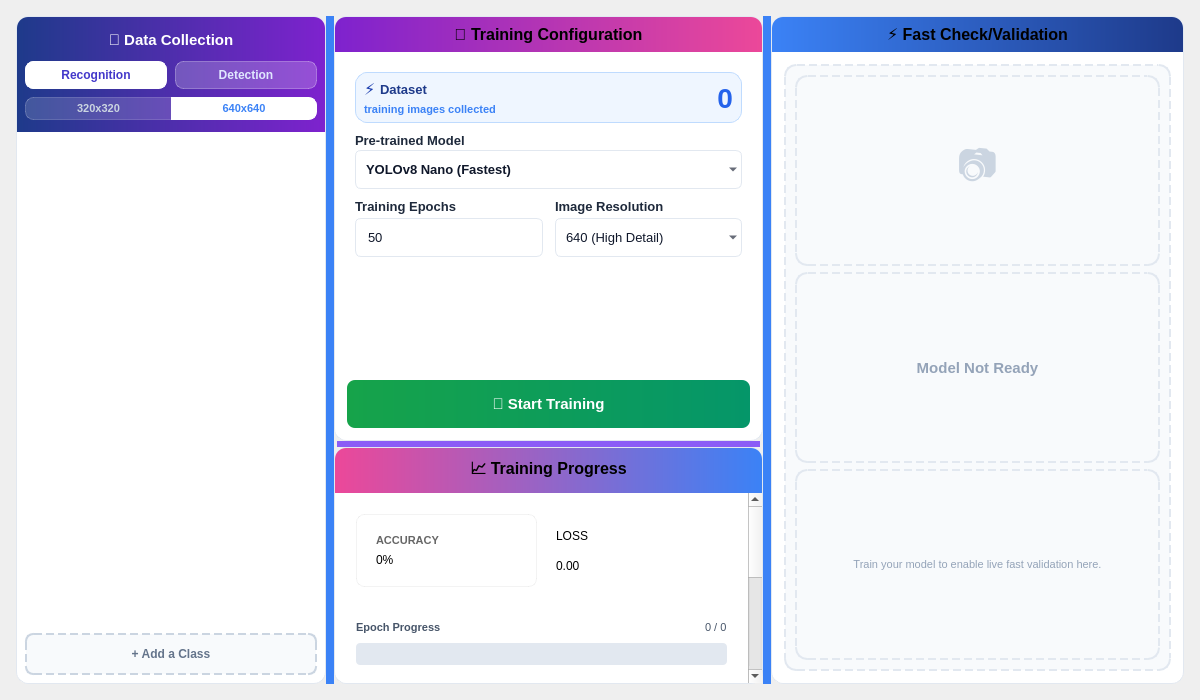
tttruc1411-tech/AI_Education_App, file src/ui/training_mode.ui: the form before one commit.
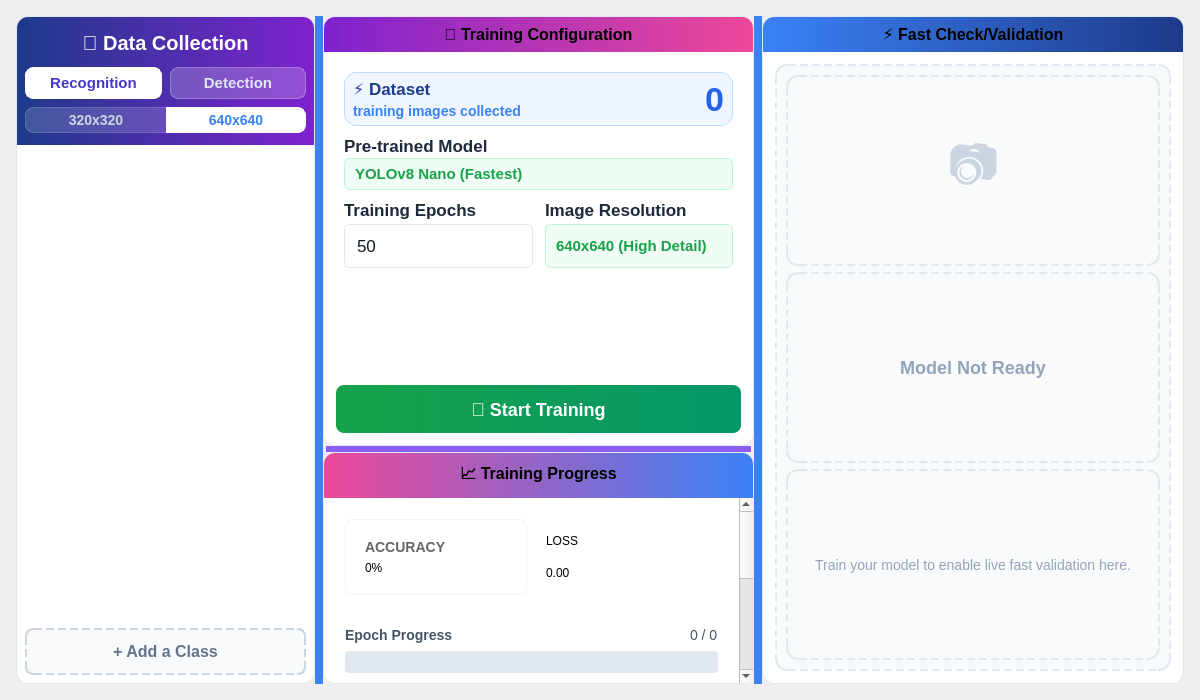
The form after the commit.

```diff
--- a/src/ui/training_mode.ui
+++ b/src/ui/training_mode.ui
@@ -31,7 +31,7 @@
     QFrame#rightHeader { background: qlineargradient(x1:0, y1:0, x2:1, y2:0, stop:0 #3b82f6, stop:1 #1e3a8a); }
 
     QLabel#panelTitle { 
-        font-size: 15px; font-weight: bold; color: white; padding: 6px 16px; 
+        font-size: 20px; font-weight: bold; color: white; padding: 6px 16px; 
         background: transparent;
     }
     
@@ -40,13 +40,13 @@
     /* ================= Buttons ================= */
     QPushButton#btnAddClass { 
         border: 2px dashed #cbd5e1; background: #f8fafc; color: #64748b; 
-        border-radius: 8px; padding: 12px; font-weight: bold; margin: 8px; 
+        border-radius: 8px; padding: 12px; font-weight: bold; margin: 8px; font-size: 16px;
     }
     QPushButton#btnAddClass:hover { background: #f1f5f9; border-color: #3b82f6; color: #3b82f6; }
 
     QPushButton#btnRecognition, QPushButton#btnDetection { 
         background: rgba(255, 255, 255, 0.2); border: 1px solid rgba(255, 255, 255, 0.3); 
-        border-radius: 8px; padding: 6px 16px; font-weight: 800; color: #e0e7ff; 
+        border-radius: 8px; padding: 6px 16px; font-weight: 800; color: #e0e7ff; font-size: 15px;
     }
     QPushButton#btnRecognition:hover:!checked, QPushButton#btnDetection:hover:!checked { background: rgba(255, 255, 255, 0.3); }
     QPushButton#btnRecognition:checked, QPushButton#btnDetection:checked { background: white; color: #4338ca; border-color: white; }
@@ -54,7 +54,7 @@
     /* Compact 'Segmented' Size Buttons */
     QPushButton#btnCapSize320, QPushButton#btnCapSize640 { 
         background: rgba(255, 255, 255, 0.15); border: 1px solid rgba(255, 255, 255, 0.2); 
-        padding: 4px 10px; font-weight: bold; font-size: 11px; color: #cbd5e1; 
+        padding: 4px 10px; font-weight: bold; font-size: 14px; color: #cbd5e1; 
     }
     QPushButton#btnCapSize320 { border-top-left-radius: 8px; border-bottom-left-radius: 8px; border-right: none; }
     QPushButton#btnCapSize640 { border-top-right-radius: 8px; border-bottom-right-radius: 8px; }
@@ -65,7 +65,7 @@
     QPushButton#btnStartTraining { 
         background: qlineargradient(x1:0, y1:0, x2:1, y2:0, stop:0 #16a34a, stop:1 #059669); 
         color: white; border-radius: 8px; font-weight: bold; border: none; 
-        min-height: 48px; font-size: 15px; margin: 12px;
+        min-height: 48px; font-size: 18px; margin: 12px;
     }
     QPushButton#btnStartTraining:hover { background-color: #15803d; }
     QPushButton#btnStartTraining:disabled { background: #94a3b8; }
@@ -73,14 +73,14 @@
     /* ================= Forms and Misc ================= */
     QLineEdit, QComboBox, QSpinBox, QDoubleSpinBox { 
         border: 1px solid #e2e8f0; border-radius: 6px; padding: 10px; 
-        background-color: #f8fafc; font-size: 13px; color: #0f172a; 
+        background-color: #f8fafc; font-size: 17px; color: #0f172a; 
     }
     QLineEdit:focus, QComboBox:focus, QSpinBox:focus, QDoubleSpinBox:focus { border: 1px solid #3b82f6; background-color: white; }
     
-    QLabel#lblBackbone, QLabel#lblEpochs, QLabel#lblBatch, QLabel#lblLR, QLabel#lblOpt, QLabel#lblImgSize { font-weight: bold; font-size: 13px; color: #1e293b; background: transparent; }
+    QLabel#lblBackbone, QLabel#lblEpochs, QLabel#lblBatch, QLabel#lblLR, QLabel#lblOpt, QLabel#lblImgSize { font-weight: bold; font-size: 17px; color: #1e293b; background: transparent; }
 
     QFrame#metricCard { border-radius: 8px; padding: 10px; border: 1px solid rgba(0,0,0,0.05); }
-    QLabel#metricTitle { color: rgba(0,0,0,0.6); font-size: 11px; font-weight: bold; background: transparent; }
+    QLabel#metricTitle { color: rgba(0,0,0,0.6); font-size: 14px; font-weight: bold; background: transparent; }
     QLabel#metricValue { color: #0f172a; font-size: 20px; font-weight: bold; background: transparent; }
     
     QScrollArea { border: none; background: transparent; }
@@ -269,7 +269,7 @@
                  <item>
                   <layout class="QHBoxLayout" name="dsHeader">
                    <item><widget class="QLabel" name="dsIcon"><property name="text"><string>⚡</string></property><property name="font"><font><pointsize>12</pointsize><bold>true</bold></font></property><property name="styleSheet"><string notr="true">color: #1e40af;</string></property></widget></item>
-                   <item><widget class="QLabel" name="dsTitle"><property name="text"><string>Dataset</string></property><property name="styleSheet"><string notr="true">font-weight: bold; color: #1e3a8a; font-size: 13px;</string></property></widget></item>
+                   <item><widget class="QLabel" name="dsTitle"><property name="text"><string>Dataset</string></property><property name="styleSheet"><string notr="true">font-weight: bold; color: #1e3a8a; font-size: 17px;</string></property></widget></item>
                    <item>
                     <spacer name="dsSpacerTitle">
                      <property name="orientation"><enum>Qt::Horizontal</enum></property>
@@ -278,7 +278,7 @@
                    </item>
                   </layout>
                  </item>
-                 <item><widget class="QLabel" name="lblDsHint"><property name="text"><string>training images collected</string></property><property name="styleSheet"><string notr="true">color: #3b82f6; font-size: 11px; font-weight: 600;</string></property></widget></item>
+                 <item><widget class="QLabel" name="lblDsHint"><property name="text"><string>training images collected</string></property><property name="styleSheet"><string notr="true">color: #3b82f6; font-size: 14px; font-weight: 600;</string></property></widget></item>
                 </layout>
                </item>
                <item>
@@ -287,7 +287,7 @@
                  <property name="sizeHint" stdset="0"><size><width>20</width><height>20</height></size></property>
                 </spacer>
                </item>
-               <item><widget class="QLabel" name="lblImageCountLarge"><property name="text"><string>0</string></property><property name="styleSheet"><string notr="true">font-size: 28px; font-weight: bold; color: #2563eb;</string></property><property name="alignment"><set>Qt::AlignRight|Qt::AlignVCenter</set></property></widget></item>
+               <item><widget class="QLabel" name="lblImageCountLarge"><property name="text"><string>0</string></property><property name="styleSheet"><string notr="true">font-size: 34px; font-weight: bold; color: #2563eb;</string></property><property name="alignment"><set>Qt::AlignRight|Qt::AlignVCenter</set></property></widget></item>
               </layout>
              </widget>
             </item>
@@ -297,13 +297,10 @@
               <property name="spacing"><number>2</number></property>
               <item><widget class="QLabel" name="lblBackbone"><property name="text"><string>Pre-trained Model</string></property></widget></item>
               <item>
-               <widget class="QComboBox" name="comboBackbone">
-                <property name="styleSheet"><string notr="true">QComboBox { padding-left: 10px; font-weight: 500; }</string></property>
-                <item><property name="text"><string>YOLOv8 Nano (Fastest)</string></property></item>
-                <item><property name="text"><string>YOLOv8 Small (Balanced)</string></property></item>
-                <item><property name="text"><string>MobileNet V2 (Lightweight)</string></property></item>
-                <item><property name="text"><string>ResNet50 (Deep)</string></property></item>
-                <item><property name="text"><string>EfficientNet B0 (Efficient)</string></property></item>
+               <!-- Changed from QComboBox to QLabel to statically show YOLOv8n -->
+               <widget class="QLabel" name="lblStaticBackbone">
+                <property name="styleSheet"><string notr="true">QLabel { font-weight: bold; color: #16a34a; background-color: #f0fdf4; border: 1px solid #bbf7d0; border-radius: 6px; padding: 6px; font-size: 15px;}</string></property>
+                <property name="text"><string>YOLOv8 Nano (Fastest)</string></property>
                </widget>
               </item>
              </layout>
@@ -327,10 +324,9 @@
               </item>
               
               <item row="1" column="1">
-               <widget class="QComboBox" name="comboImgSize">
-                <item><property name="text"><string>640 (High Detail)</string></property></item>
-                <item><property name="text"><string>416 (Balanced)</string></property></item>
-                <item><property name="text"><string>224 (Performance)</string></property></item>
+               <widget class="QLabel" name="lblStaticImgSize">
+                <property name="text"><string>640x640 (High Detail)</string></property>
+                <property name="styleSheet"><string notr="true">QLabel { font-weight: bold; color: #16a34a; background-color: #f0fdf4; border: 1px solid #bbf7d0; border-radius: 6px; padding: 6px; font-size: 15px;}</string></property>
                </widget>
               </item>
 
@@ -422,14 +418,14 @@
               <layout class="QVBoxLayout" name="ebfLayout">
                <item>
                 <layout class="QHBoxLayout" name="ebHeader">
-                 <item><widget class="QLabel" name="lblEpochProgTitle"><property name="text"><string>Epoch Progress</string></property><property name="styleSheet"><string notr="true">font-weight: 600; color: #475569; font-size: 11px;</string></property></widget></item>
+                 <item><widget class="QLabel" name="lblEpochProgTitle"><property name="text"><string>Epoch Progress</string></property><property name="styleSheet"><string notr="true">font-weight: 600; color: #475569; font-size: 14px;</string></property></widget></item>
                  <item>
                   <spacer name="ebSpacer">
                    <property name="orientation"><enum>Qt::Horizontal</enum></property>
                    <property name="sizeHint" stdset="0"><size><width>40</width><height>20</height></size></property>
                   </spacer>
                  </item>
-                 <item><widget class="QLabel" name="lblEpochCounter"><property name="text"><string>0 / 0</string></property><property name="styleSheet"><string notr="true">font-family: 'Consolas'; color: #475569; font-size: 11px;</string></property></widget></item>
+                 <item><widget class="QLabel" name="lblEpochCounter"><property name="text"><string>0 / 0</string></property><property name="styleSheet"><string notr="true">font-family: 'Consolas'; color: #475569; font-size: 14px;</string></property></widget></item>
                 </layout>
                </item>
                <item>
@@ -500,13 +496,13 @@
            <property name="styleSheet"><string notr="true">background: #f8fafc; border: 2px dashed #e2e8f0; border-radius: 12px;</string></property>
            <layout class="QVBoxLayout" name="spLayout">
             <item>
-             <widget class="QLabel" name="statusIcon"><property name="text"><string>📷</string></property><property name="alignment"><set>Qt::AlignCenter</set></property><property name="styleSheet"><string notr="true">font-size: 40px; color: #cbd5e1;</string></property></widget>
+             <widget class="QLabel" name="statusIcon"><property name="text"><string>📷</string></property><property name="alignment"><set>Qt::AlignCenter</set></property><property name="styleSheet"><string notr="true">font-size: 50px; color: #cbd5e1;</string></property></widget>
             </item>
             <item>
-             <widget class="QLabel" name="statusMsg"><property name="text"><string>Model Not Ready</string></property><property name="alignment"><set>Qt::AlignCenter</set></property><property name="styleSheet"><string notr="true">font-weight: bold; font-size: 15px; color: #94a3b8;</string></property></widget>
+             <widget class="QLabel" name="statusMsg"><property name="text"><string>Model Not Ready</string></property><property name="alignment"><set>Qt::AlignCenter</set></property><property name="styleSheet"><string notr="true">font-weight: bold; font-size: 18px; color: #94a3b8;</string></property></widget>
             </item>
             <item>
-             <widget class="QLabel" name="statusHint"><property name="text"><string>Train your model to enable live fast validation here.</string></property><property name="wordWrap"><bool>true</bool></property><property name="alignment"><set>Qt::AlignCenter</set></property><property name="styleSheet"><string notr="true">color: #94a3b8; font-size: 11px; padding: 0 10px;</string></property></widget>
+             <widget class="QLabel" name="statusHint"><property name="text"><string>Train your model to enable live fast validation here.</string></property><property name="wordWrap"><bool>true</bool></property><property name="alignment"><set>Qt::AlignCenter</set></property><property name="styleSheet"><string notr="true">color: #94a3b8; font-size: 14px; padding: 0 10px;</string></property></widget>
             </item>
            </layout>
           </widget>
```
